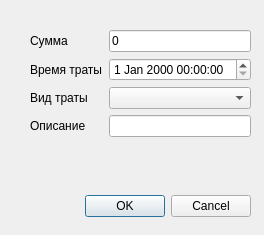
Above: AddExpensesWidget.ui from stepa323/ExpenceTracker before the change. Below: the same form after it.
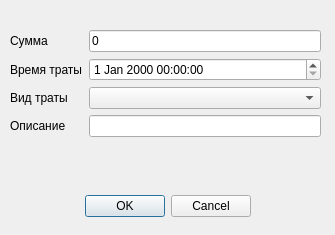
That is the form after the change.

The edit to the form file:
```diff
--- a/AddExpensesWidget.ui
+++ b/AddExpensesWidget.ui
@@ -6,7 +6,7 @@
    <rect>
     <x>0</x>
     <y>0</y>
-    <width>264</width>
+    <width>335</width>
     <height>235</height>
    </rect>
   </property>
@@ -29,12 +29,12 @@
     <set>QDialogButtonBox::Cancel|QDialogButtonBox::Ok</set>
    </property>
   </widget>
-  <widget class="QWidget" name="">
+  <widget class="QWidget" name="layoutWidget">
    <property name="geometry">
     <rect>
-     <x>30</x>
+     <x>10</x>
      <y>30</y>
-     <width>221</width>
+     <width>311</width>
      <height>151</height>
     </rect>
    </property>
```
